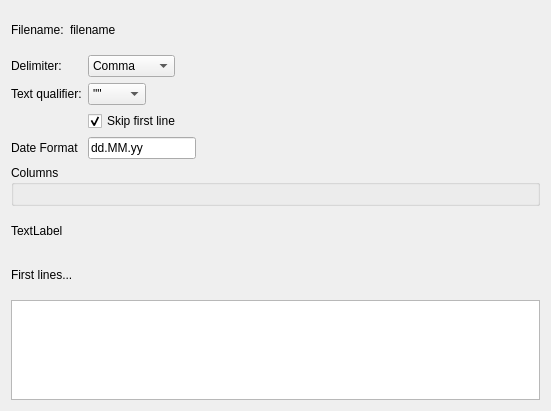
Qt form src/ui/StatementImporterDialog.ui (Marvin182/Moneyphant) before a commit.
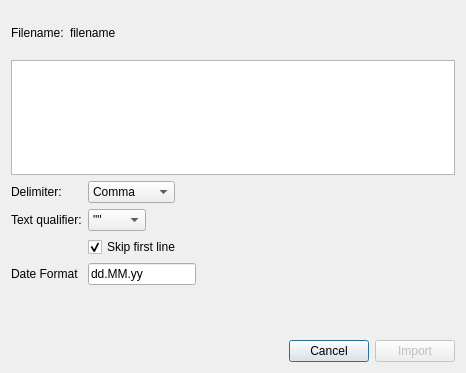
The same form after that commit.

Commit message: Continue work on StatementImportDialog

The edit to the form file:
```diff
--- a/src/ui/StatementImporterDialog.ui
+++ b/src/ui/StatementImporterDialog.ui
@@ -6,16 +6,22 @@
    <rect>
     <x>0</x>
     <y>0</y>
-    <width>551</width>
-    <height>411</height>
+    <width>466</width>
+    <height>373</height>
    </rect>
   </property>
   <property name="sizePolicy">
-   <sizepolicy hsizetype="Preferred" vsizetype="Preferred">
+   <sizepolicy hsizetype="MinimumExpanding" vsizetype="MinimumExpanding">
     <horstretch>0</horstretch>
     <verstretch>0</verstretch>
    </sizepolicy>
   </property>
+  <property name="maximumSize">
+   <size>
+    <width>600</width>
+    <height>16777215</height>
+   </size>
+  </property>
   <property name="windowTitle">
    <string>Preferences</string>
   </property>
@@ -51,6 +57,37 @@
      </item>
     </layout>
    </item>
+   <item>
+    <widget class="QPlainTextEdit" name="firstLines">
+     <property name="enabled">
+      <bool>true</bool>
+     </property>
+     <property name="sizePolicy">
+      <sizepolicy hsizetype="MinimumExpanding" vsizetype="MinimumExpanding">
+       <horstretch>0</horstretch>
+       <verstretch>0</verstretch>
+      </sizepolicy>
+     </property>
+     <property name="maximumSize">
+      <size>
+       <width>16777215</width>
+       <height>115</height>
+      </size>
+     </property>
+     <property name="verticalScrollBarPolicy">
+      <enum>Qt::ScrollBarAsNeeded</enum>
+     </property>
+     <property name="horizontalScrollBarPolicy">
+      <enum>Qt::ScrollBarAsNeeded</enum>
+     </property>
+     <property name="lineWrapMode">
+      <enum>QPlainTextEdit::NoWrap</enum>
+     </property>
+     <property name="readOnly">
+      <bool>true</bool>
+     </property>
+    </widget>
+   </item>
    <item>
     <layout class="QFormLayout" name="formLayout">
      <property name="fieldGrowthPolicy">
@@ -135,51 +172,43 @@
     </layout>
    </item>
    <item>
-    <widget class="QGroupBox" name="dataChoosers">
-     <property name="title">
-      <string>Columns</string>
-     </property>
-     <layout class="QVBoxLayout" name="verticalLayout_2"/>
+    <widget class="QFrame" name="dataChoosers">
+     <layout class="QGridLayout" name="gridLayout"/>
     </widget>
    </item>
    <item>
-    <widget class="QLabel" name="label_5">
-     <property name="text">
-      <string>TextLabel</string>
-     </property>
-    </widget>
-   </item>
-   <item>
-    <widget class="QLabel" name="label_6">
-     <property name="text">
-      <string>First lines...</string>
-     </property>
-    </widget>
-   </item>
-   <item>
-    <widget class="QPlainTextEdit" name="firstLines">
-     <property name="enabled">
-      <bool>true</bool>
-     </property>
-     <property name="maximumSize">
-      <size>
-       <width>16777215</width>
-       <height>100</height>
-      </size>
-     </property>
-     <property name="verticalScrollBarPolicy">
-      <enum>Qt::ScrollBarAsNeeded</enum>
-     </property>
-     <property name="horizontalScrollBarPolicy">
-      <enum>Qt::ScrollBarAsNeeded</enum>
-     </property>
-     <property name="lineWrapMode">
-      <enum>QPlainTextEdit::NoWrap</enum>
-     </property>
-     <property name="readOnly">
-      <bool>true</bool>
-     </property>
-    </widget>
+    <layout class="QHBoxLayout" name="horizontalLayout">
+     <item>
+      <spacer name="horizontalSpacer_2">
+       <property name="orientation">
+        <enum>Qt::Horizontal</enum>
+       </property>
+       <property name="sizeHint" stdset="0">
+        <size>
+         <width>40</width>
+         <height>20</height>
+        </size>
+       </property>
+      </spacer>
+     </item>
+     <item>
+      <widget class="QPushButton" name="cancel">
+       <property name="text">
+        <string>Cancel</string>
+       </property>
+      </widget>
+     </item>
+     <item>
+      <widget class="QPushButton" name="import_2">
+       <property name="enabled">
+        <bool>false</bool>
+       </property>
+       <property name="text">
+        <string>Import</string>
+       </property>
+      </widget>
+     </item>
+    </layout>
    </item>
   </layout>
  </widget>
```
The commit also changes 6 other files.
